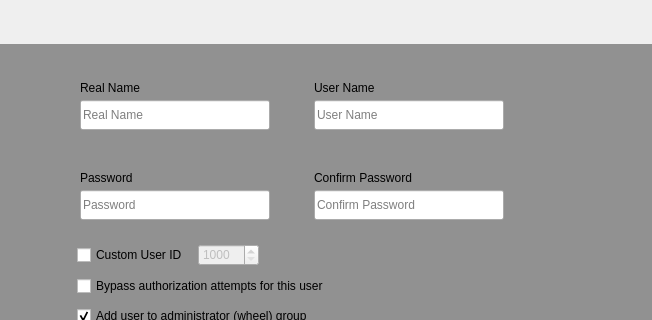
Before: the Qt Designer form yali/gui/Ui/setupuserswidget.ui in dadas45li/yali, drawn with Qt 5; both pictures show x 119 to 771 and y 180 to 500 of the 771 by 888 pixel window.
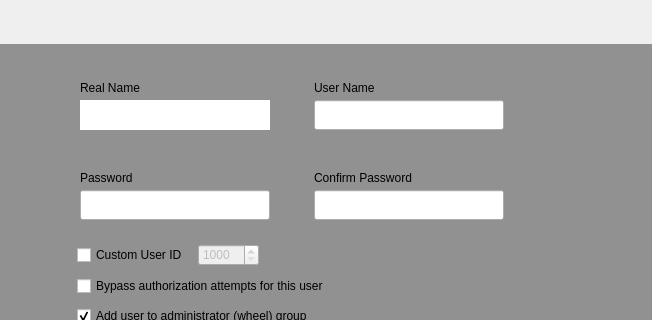
After: the same form once the commit is applied. Icons and pictures are not drawn.

Diff of the .ui file:
```diff
--- a/yali/gui/Ui/setupuserswidget.ui
+++ b/yali/gui/Ui/setupuserswidget.ui
@@ -366,8 +366,11 @@
               <property name="styleSheet">
                <string notr="true"/>
               </property>
+              <property name="frame">
+               <bool>false</bool>
+              </property>
               <property name="placeholderText">
-               <string>Real Name</string>
+               <string/>
               </property>
              </widget>
             </item>
@@ -386,7 +389,7 @@
                </size>
               </property>
               <property name="placeholderText">
-               <string>User Name</string>
+               <string/>
               </property>
              </widget>
             </item>
@@ -470,11 +473,14 @@
                 <height>30</height>
                </size>
               </property>
+              <property name="styleSheet">
+               <string notr="true"/>
+              </property>
               <property name="echoMode">
                <enum>QLineEdit::Password</enum>
               </property>
               <property name="placeholderText">
-               <string>Password</string>
+               <string/>
               </property>
              </widget>
             </item>
@@ -496,7 +502,7 @@
                <enum>QLineEdit::Password</enum>
               </property>
               <property name="placeholderText">
-               <string>Confirm Password</string>
+               <string/>
               </property>
              </widget>
             </item>
```
